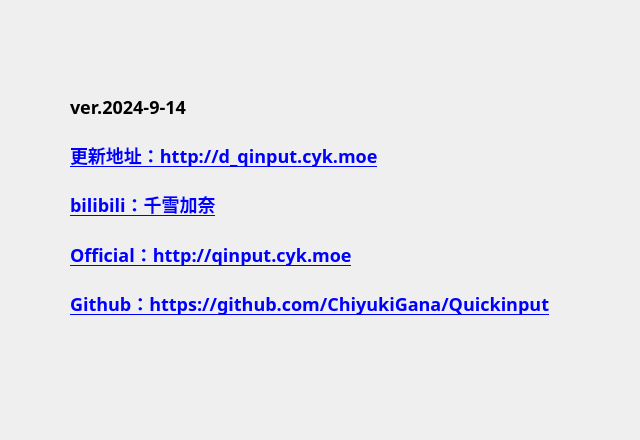
Above: source/ui/AboutUi.ui from ChiyukiGana/Quickinput before the change. Below: the same form after it.
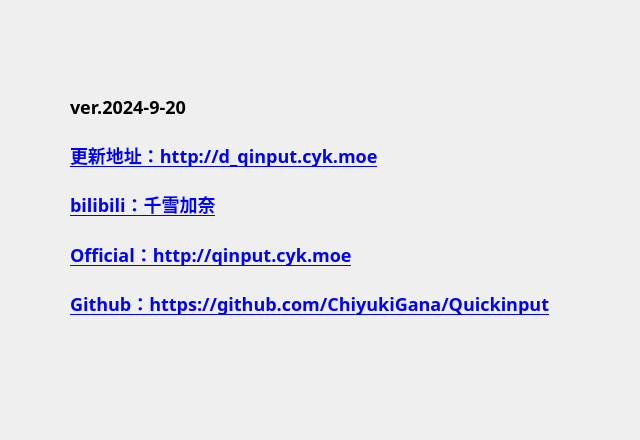
That is the form after the change. Icons and pictures are not drawn.

```diff
--- a/source/ui/AboutUi.ui
+++ b/source/ui/AboutUi.ui
@@ -94,7 +94,10 @@
           <string notr="true"/>
          </property>
          <property name="text">
-          <string>ver.2024-9-14</string>
+          <string>ver.2024-9-20</string>
+         </property>
+         <property name="textFormat">
+          <enum>Qt::PlainText</enum>
          </property>
         </widget>
        </item>
```
Left out of the diff: 12 changed lines with no effect on the pictures.
